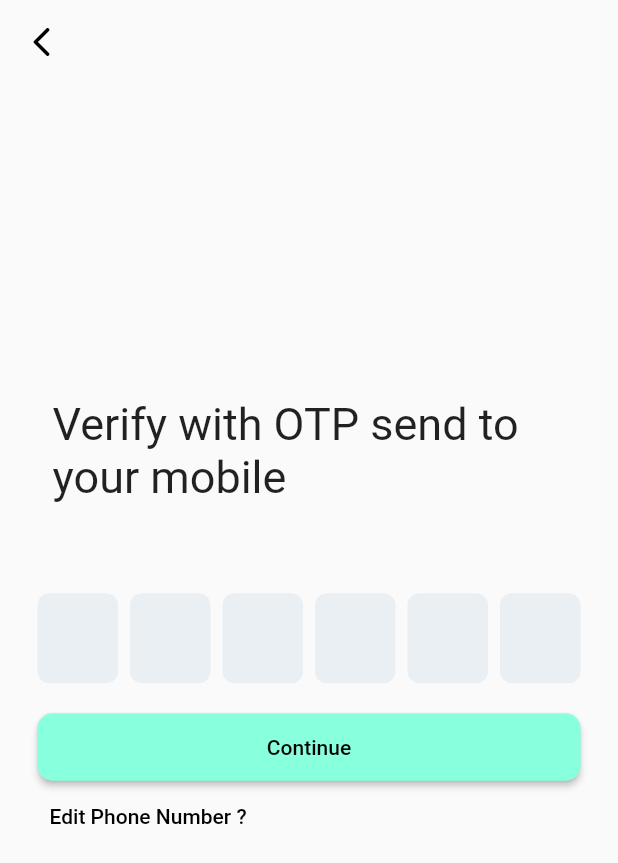
After one commit to vershat/Byteverse_Team_Blitz, a Flutter app: the MyVerify screen opened directly, on a phone screen of 412 x 824 dp. The commit adds this screen. Shown: the top 863 px of the screen. Run offline on Flutter 3.47's test engine with Material 2 defaults, Android fonts, the phone set to English and light mode, and no system bars; drawn by our look-alikes of pinput; our stand-ins replace firebase_auth, firebase_core, flutter_screenutil; accounts and stored records are empty; network calls fail.

Commit message:
added otp page

```diff
--- a/Thella wala/thella_wala/lib/main.dart
+++ b/Thella wala/thella_wala/lib/main.dart
@@ -1,19 +1,27 @@
+// ignore: depend_on_referenced_packages
+import 'package:firebase_core/firebase_core.dart';
 import 'package:flutter/material.dart';
 import 'package:thella_wala/splash_screen/Screen1.dart';
+import 'package:thella_wala/splash_screen/copygetotp.dart';
+import 'package:thella_wala/splash_screen/location.dart';
+import 'package:thella_wala/splash_screen/copygetotp2.dart';
 
-
-void main() {
+void main() async{
+  WidgetsFlutterBinding.ensureInitialized();
+  await Firebase.initializeApp();
   runApp(const MyApp());
 }
 
 class MyApp extends StatelessWidget {
-  const MyApp({super.key});
+  const MyApp({Key? key}) : super(key: key);
+
+  static const String _title = 'Sample App';
   @override
   Widget build(BuildContext context) {
     return MaterialApp(
-      title: 'Gali_Food',
+      title: 'Thella_Wala',
       theme: ThemeData(
-        primarySwatch: Colors.blue,
+        primarySwatch: Colors.cyan,
       ),
       home: Screen1(),
       debugShowCheckedModeBanner: false,
--- /dev/null
+++ b/Thella wala/thella_wala/lib/splash_screen/copygetotp2.dart
@@ -0,0 +1,135 @@
+// TODO Implement this library.
+import 'package:firebase_auth/firebase_auth.dart';
+import 'package:flutter/material.dart';
+import 'package:pinput/pinput.dart';
+import 'package:thella_wala/splash_screen/copygetotp.dart';
+import 'package:thella_wala/splash_screen/location.dart';
+
+
+class MyVerify extends StatefulWidget {
+  const MyVerify({Key? key, required Text title}) : super(key: key);
+
+  @override
+  State<MyVerify> createState() => _MyVerifyState();
+}
+
+class _MyVerifyState extends State<MyVerify> {
+  final FirebaseAuth auth = FirebaseAuth.instance;
+  @override
+  Widget build(BuildContext context) {
+    final defaultPinTheme = PinTheme(
+      width: 56,
+      height: 56,
+      textStyle: TextStyle(
+          fontSize: 20,
+          color: Color.fromRGBO(30, 60, 87, 1),
+          fontWeight: FontWeight.w600),
+      decoration: BoxDecoration(
+        border: Border.all(color: Color.fromRGBO(234, 239, 243, 1)),
+        borderRadius: BorderRadius.circular(20),
+      ),
+    );
+
+    final focusedPinTheme = defaultPinTheme.copyDecorationWith(
+      border: Border.all(color: Color.fromRGBO(114, 178, 238, 1)),
+      borderRadius: BorderRadius.circular(8),
+    );
+
+    final submittedPinTheme = defaultPinTheme.copyWith(
+      decoration: defaultPinTheme.decoration?.copyWith(
+        color: Color.fromRGBO(234, 239, 243, 1),
+      ),
+    );
+    var code = "";
+    return Scaffold(
+      extendBodyBehindAppBar: true,
+      appBar: AppBar(
+        backgroundColor: Colors.transparent,
+        leading: IconButton(
+          onPressed: () {
+            Navigator.pop(context);
+          },
+          icon: Icon(
+            Icons.arrow_back_ios_rounded,
+            color: Colors.black,
+          ),
+        ),
+        elevation: 0,
+      ),
+      body: Container(
+        margin: EdgeInsets.only(left: 25, right: 25),
+        alignment: Alignment.center,
+        child: SingleChildScrollView(
+          child: Column(
+            mainAxisAlignment: MainAxisAlignment.center,
+            children: [
+              Container(
+                  alignment: Alignment.center,
+                  padding: const EdgeInsets.all(10),
+                  child: const Text(
+                    'Verify with OTP send to your mobile',
+                    style: TextStyle(fontSize: 30),
+                  )),
+              SizedBox(
+                height: 50,
+              ),
+              Pinput(
+                length: 6,
+                onChanged: (value) {
+                  code = value;
+                },
+                showCursor: true,
+                onCompleted: (pin) => print(pin),
+              ),
+              SizedBox(
+                height: 20,
+              ),
+              SizedBox(
+                width: double.infinity,
+                height: 45,
+                child: ElevatedButton(
+                    style: ElevatedButton.styleFrom(
+                        primary: Color(0xff88FFDD),
+                        shape: RoundedRectangleBorder(
+                            borderRadius: BorderRadius.circular(10))),
+                    onPressed: () async {
+                      try {
+                        PhoneAuthCredential credential =
+                            PhoneAuthProvider.credential(
+                                verificationId: MyPhone.verify, smsCode: code);
+
+                        // Sign the user in (or link) with the credential
+                        await auth.signInWithCredential(credential);
+                        Navigator.push(
+                          context,
+                          MaterialPageRoute(builder: (context) => Location()),
+                        );
+                      } catch (e) {
+                        print("wrong otp");
+                      }
+                    },
+                    child: Text("Continue")),
+              ),
+              Row(
+                children: [
+                  TextButton(
+                      onPressed: () {
+                        Navigator.pushNamedAndRemoveUntil(
+                          context,
+                          'phone',
+                          (route) => false,
+                        );
+                      },
+                      child: Text(
+                        "Edit Phone Number ?",
+                        style: TextStyle(color: Colors.black),
+                      ))
+                ],
+              )
+            ],
+          ),
+        ),
+      ),
+    );
+  }
+}
```
Also changed, not shown: Thella wala/thella_wala/lib/splash_screen/Screen1.dart (+10 -7 lines), Thella wala/thella_wala/lib/splash_screen/copygetotp.dart (added, +140 -0 lines), Thella wala/thella_wala/lib/splash_screen/location.dart (added, +118 -0 lines), Thella wala/thella_wala/pubspec.yaml (+15 -3 lines), Thella wala/thella_wala/assets/map.jpg (added), Thella wala/thella_wala/assets/thela.png (renamed from Thella wala/thella_wala/lib/assets/thela.png), Thella wala/thella_wala/pubspec.lock, 10 other files.
